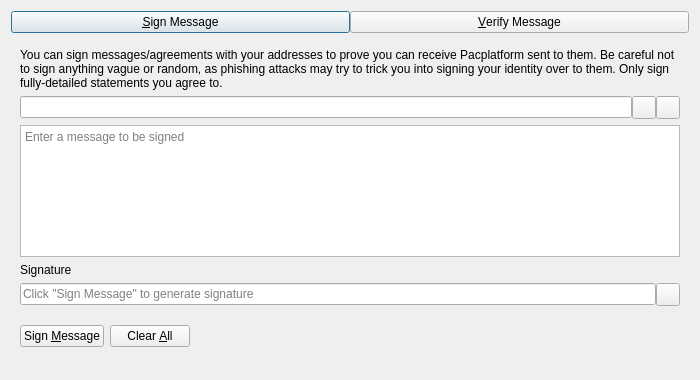
Before: the Qt Designer form src/qt/forms/signverifymessagedialog.ui in defcon-project/defcon, drawn with Qt 5.
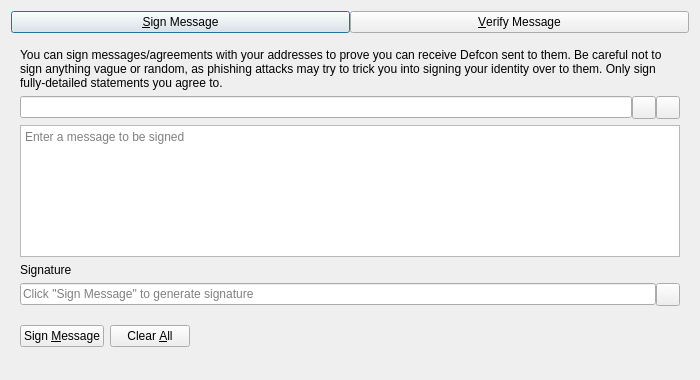
After: the same form once the commit is applied. Custom widgets are drawn as their Qt base class.

Commit message: build: rebrand codebase to defcon

```diff
--- a/src/qt/forms/signverifymessagedialog.ui
+++ b/src/qt/forms/signverifymessagedialog.ui
@@ -63,7 +63,7 @@
        <item>
         <widget class="QLabel" name="infoLabel_SM">
          <property name="text">
-          <string>You can sign messages/agreements with your addresses to prove you can receive Pacplatform sent to them. Be careful not to sign anything vague or random, as phishing attacks may try to trick you into signing your identity over to them. Only sign fully-detailed statements you agree to.</string>
+          <string>You can sign messages/agreements with your addresses to prove you can receive Defcon sent to them. Be careful not to sign anything vague or random, as phishing attacks may try to trick you into signing your identity over to them. Only sign fully-detailed statements you agree to.</string>
          </property>
          <property name="textFormat">
           <enum>Qt::PlainText</enum>
```
Left out of the diff: 8 changed lines with no effect on the pictures. The commit also changes 31 other files.
